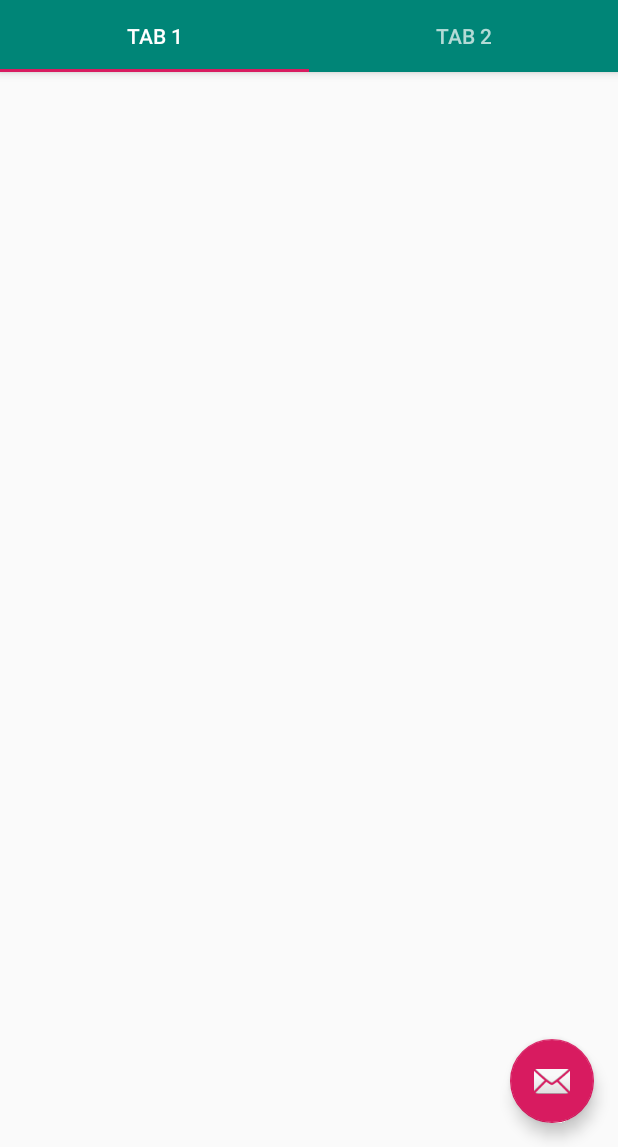
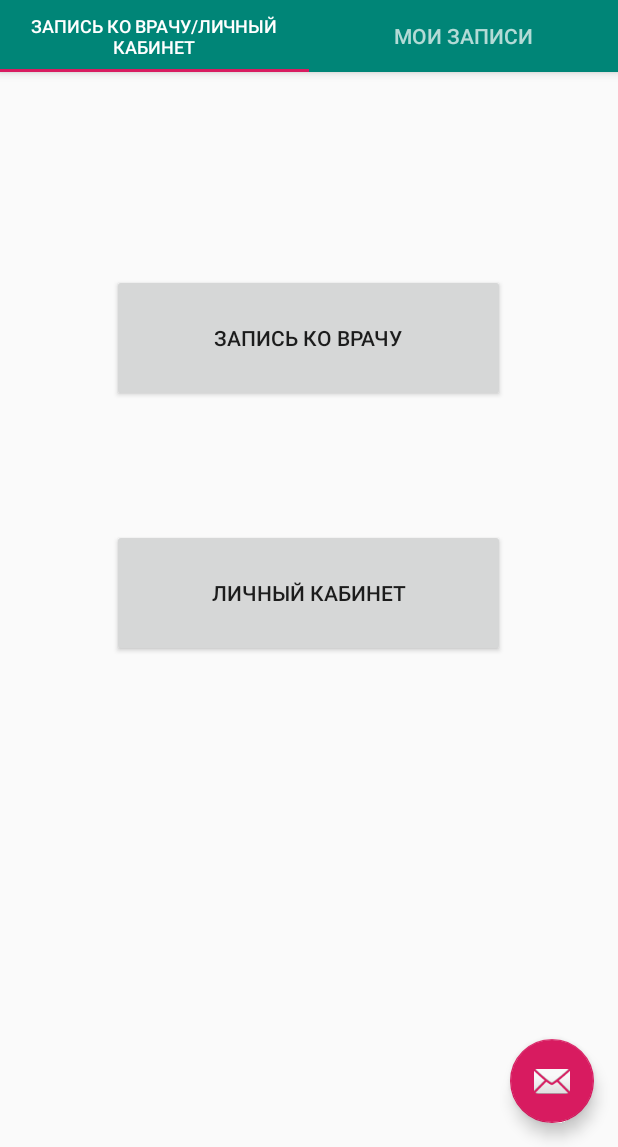
Before and after one commit to Skywalkerrus/e-medicine, an Android app: the MainActivity screen opened directly, with no data from a screen before it, on a phone screen of 412 x 824 dp, the part 89-1236 px from its top. Run offline under Robolectric (Android 15) with nearby library versions, the phone set to English and light mode, and no system bars; our stand-ins replace Firebase (no records; nobody signed in at launch, a user with empty details on screens opened directly); 2 statements that could not run were skipped.

Commit message:
Длбавлена запись. При повторном входе в приложение не требуется заново логиниться. Нужно: добавить отмену записи, добавить числа месяца, наклонировать врачей и добавить штуку, которая удет отслеживать, чтоб никто не записался на одно и тоже время.

```diff
--- a/Zapis v durky/app/build.gradle
+++ b/Zapis v durky/app/build.gradle
@@ -26,6 +26,7 @@ dependencies {
     implementation 'androidx.annotation:annotation:1.0.2'
     implementation 'androidx.constraintlayout:constraintlayout:1.1.3'
     implementation 'androidx.lifecycle:lifecycle-extensions:2.0.0'
+    implementation 'androidx.legacy:legacy-support-v4:1.0.0'
     testImplementation 'junit:junit:4.12'
     androidTestImplementation 'androidx.test:runner:1.1.1'
     androidTestImplementation 'androidx.test.espresso:espresso-core:3.1.1'
--- a/Zapis v durky/app/src/main/AndroidManifest.xml
+++ b/Zapis v durky/app/src/main/AndroidManifest.xml
@@ -9,7 +9,9 @@
         android:roundIcon="@mipmap/ic_launcher_round"
         android:supportsRtl="true"
         android:theme="@style/AppTheme">
-        <activity android:name=".lichyi_kabinet"></activity>
+        <activity android:name=".time"></activity>
+        <activity android:name=".change_medic" />
+        <activity android:name=".lichyi_kabinet" />
         <activity android:name=".regActiv" />
         <activity
             android:name=".MainActivity"
--- /dev/null
+++ b/Zapis v durky/app/src/main/java/com/example/myapplication/BlankFragment1.java
@@ -0,0 +1,47 @@
+package com.example.myapplication;
+
+
+import android.content.Intent;
+import android.os.Bundle;
+
+import androidx.fragment.app.Fragment;
+
+import android.view.LayoutInflater;
+import android.view.View;
+import android.view.ViewGroup;
+import android.widget.Button;
+
+
+/**
+ * A simple {@link Fragment} subclass.
+ */
+public class BlankFragment1 extends Fragment {
+
+    public BlankFragment1() {
+        // Required empty public constructor
+    }
+    @Override
+    public View onCreateView(LayoutInflater inflater, ViewGroup container,
+                             Bundle savedInstanceState) {
+        View view = inflater.inflate(R.layout.fragment_blank_fragment1,
+                container, false);
+        Button writeButton = (Button) view.findViewById(R.id.medwrite);
+        Button lichnButton = (Button) view.findViewById(R.id.lichn);
+        writeButton.setOnClickListener(new View.OnClickListener() {
+            @Override
+            public void onClick(View v) {
+                startActivity(new Intent(getActivity(), change_medic.class));
+            }
+        });
+        lichnButton.setOnClickListener(new View.OnClickListener() {
+            @Override
+            public void onClick(View v) {
+                startActivity(new Intent(getActivity(), lichyi_kabinet.class));
+            }
+        });
+        // Inflate the layout for this fragment
+        return view;
+        //return inflater.inflate(R.layout.fragment_blank_fragment1, container, false);
+    }
+
+}
--- /dev/null
+++ b/Zapis v durky/app/src/main/java/com/example/myapplication/BlankFragment2.java
@@ -0,0 +1,89 @@
+package com.example.myapplication;
+
+
+import android.content.Context;
+import android.content.Intent;
+import android.os.Bundle;
+
+import androidx.fragment.app.Fragment;
+
+import android.os.TestLooperManager;
+import android.view.LayoutInflater;
+import android.view.View;
+import android.view.ViewGroup;
+import android.widget.TextView;
+
+import com.example.myapplication.ui.login.LoginActivity;
+import com.google.firebase.database.DataSnapshot;
+import com.google.firebase.database.DatabaseError;
+import com.google.firebase.database.DatabaseReference;
+import com.google.firebase.database.FirebaseDatabase;
+import com.google.firebase.database.ValueEventListener;
+
+import java.io.FileInputStream;
+import java.io.FileOutputStream;
+import java.io.IOException;
+
+
+/**
+ * A simple {@link Fragment} subclass.
+ */
+public class BlankFragment2 extends Fragment {
+    private final static String FILE_NAME = "abus.txt";
+    public TextView textView;
+    public String[] mass;
+    public BlankFragment2() {
+        // Required empty public constructor
+    }
+    public DatabaseReference ref;
+    @Override
+    public View onCreateView(LayoutInflater inflater, ViewGroup container,
+                             Bundle savedInstanceState) {
+        View view = inflater.inflate(R.layout.fragment_blank_fragment2,
+                container, false);
+        Context context = inflater.getContext();
+        textView = (TextView) view.findViewById(R.id.textView5);
+        // Inflate the layout for this fragment
+        mass = openText(context).split(":");
+        //if (mass.length >= 6)
+        //    textView.append("Врач:" +  mass[4] + "Время:" + mass[5]);
+        // 0 - password, 1 - fio, 2 - tlf, 3 - omc, 4 - специальность врача, 5 - время, на которое мы записались.
+        if (mass.length >= 4){
+        ref = FirebaseDatabase.getInstance().getReference(mass[3]);
+        ref.addValueEventListener(new ValueEventListener() {
+            @Override
+            public void onDataChange(DataSnapshot dataSnapshot) {
+                mass = dataSnapshot.getValue().toString().split(":");
+                if (mass.length >= 6)
+                    if (textView.getText().equals("Вы ни к кому не записаны"))
+                        textView.setText("Врач:" +  mass[4] + "Время:" + mass[5]);
+                    else
+                        textView.append("Врач:" +  mass[4] + "Время:" + mass[5]);
+            }
+            @Override
+            public void onCancelled(DatabaseError databaseError) {
+            }
+        });
+        }
+        // 0 - password, 1 - fio, 2 - tlf, 3 - omc, 4 - специальность врача, 5 - время, на которое мы записались.
+        return view;//inflater.inflate(R.layout.fragment_blank_fragment2, container, false);
+    }
+    // открытие файла
+    public String openText(Context context){
+
+        FileInputStream fin = null;
+        //TextView textView = (TextView) findViewById(R.id.open_text);
+        try {
+            fin = context.openFileInput(FILE_NAME);
+            if (fin == null)
+                return (null);
+            byte[] bytes = new byte[fin.available()];
+            fin.read(bytes);
+            String text = new String (bytes);
+            return (text);
+        }
+        catch(IOException ex) {
+            return (null);
+        }
+    }
+}
--- a/Zapis v durky/app/src/main/java/com/example/myapplication/ui/main/SectionsPagerAdapter.java
+++ b/Zapis v durky/app/src/main/java/com/example/myapplication/ui/main/SectionsPagerAdapter.java
@@ -8,6 +8,8 @@ import androidx.fragment.app.Fragment;
 import androidx.fragment.app.FragmentManager;
 import androidx.fragment.app.FragmentPagerAdapter;
 
+import com.example.myapplication.BlankFragment1;
+import com.example.myapplication.BlankFragment2;
 import com.example.myapplication.R;
 
 /**
@@ -29,7 +31,17 @@ public class SectionsPagerAdapter extends FragmentPagerAdapter {
     public Fragment getItem(int position) {
         // getItem is called to instantiate the fragment for the given page.
         // Return a PlaceholderFragment (defined as a static inner class below).
-        return PlaceholderFragment.newInstance(position + 1);
+        //return PlaceholderFragment.newInstance(position + 1);
+        switch (position) {
+            case 0:
+                BlankFragment1 bf1 = new BlankFragment1();
+                return  bf1;
+            case 1:
+                BlankFragment2 bf2 = new BlankFragment2();
+                return  bf2;
+             default:
+                 return null;
+        }
     }
 
     @Nullable
--- /dev/null
+++ b/Zapis v durky/app/src/main/res/layout/fragment_blank_fragment1.xml
@@ -0,0 +1,45 @@
+<?xml version="1.0" encoding="utf-8"?>
+<FrameLayout xmlns:android="http://schemas.android.com/apk/res/android"
+    xmlns:app="http://schemas.android.com/apk/res-auto"
+    xmlns:tools="http://schemas.android.com/tools"
+    android:layout_width="match_parent"
+    android:layout_height="match_parent"
+    tools:context=".BlankFragment1">
+
+    <androidx.constraintlayout.widget.ConstraintLayout
+        android:layout_width="match_parent"
+        android:layout_height="match_parent">
+
+        <Button
+            android:id="@+id/medwrite"
+            android:layout_width="262dp"
+            android:layout_height="85dp"
+            android:layout_marginStart="74dp"
+            android:layout_marginLeft="74dp"
+            android:layout_marginTop="142dp"
+            android:layout_marginEnd="75dp"
+            android:layout_marginRight="75dp"
+            android:layout_marginBottom="504dp"
+            android:text="Запись ко врачу"
+            app:layout_constraintBottom_toBottomOf="parent"
+            app:layout_constraintEnd_toEndOf="parent"
+            app:layout_constraintStart_toStartOf="parent"
+            app:layout_constraintTop_toTopOf="parent" />
+
+        <Button
+            android:id="@+id/lichn"
+            android:layout_width="262dp"
+            android:layout_height="85dp"
+            android:layout_marginStart="74dp"
+            android:layout_marginLeft="74dp"
+            android:layout_marginTop="312dp"
+            android:layout_marginEnd="75dp"
+            android:layout_marginRight="75dp"
+            android:layout_marginBottom="334dp"
+            android:text="Личный кабинет"
+            app:layout_constraintBottom_toBottomOf="parent"
+            app:layout_constraintEnd_toEndOf="parent"
+            app:layout_constraintStart_toStartOf="parent"
+            app:layout_constraintTop_toTopOf="parent" />
+    </androidx.constraintlayout.widget.ConstraintLayout>
+</FrameLayout>
--- a/Zapis v durky/app/src/main/res/values/strings.xml
+++ b/Zapis v durky/app/src/main/res/values/strings.xml
@@ -10,7 +10,12 @@
     <string name="invalid_password">Password must be >5 characters</string>
     <string name="login_failed">"Login failed"</string>
     <string name="title_activity_main">MainActivity</string>
-    <string name="tab_text_1">Tab 1</string>
-    <string name="tab_text_2">Tab 2</string>
+    <string name="tab_text_1">Запись ко врачу/личный кабинет</string>
+    <string name="tab_text_2">Мои записи</string>
     <string name="title_activity_register">registerActivity</string>
+    <string name="login"></string>
+    <string name="password"></string>
+
+    <!-- TODO: Remove or change this placeholder text -->
+    <string name="hello_blank_fragment">Hello blank fragment</string>
 </resources>
```
Also changed, not shown: Zapis v durky/app/src/main/java/com/example/myapplication/change_medic.java (added, +25 -0 lines), Zapis v durky/app/src/main/java/com/example/myapplication/lichyi_kabinet.java (+75 -2 lines), Zapis v durky/app/src/main/java/com/example/myapplication/time.java (added, +107 -0 lines), Zapis v durky/app/src/main/java/com/example/myapplication/ui/login/LoginActivity.java (+55 -0 lines), Zapis v durky/app/src/main/res/layout/activity_change_medic.xml (added, +24 -0 lines), Zapis v durky/app/src/main/res/layout/activity_time.xml (added, +73 -0 lines), Zapis v durky/app/src/main/res/layout/fragment_blank_fragment2.xml (added, +31 -0 lines).
